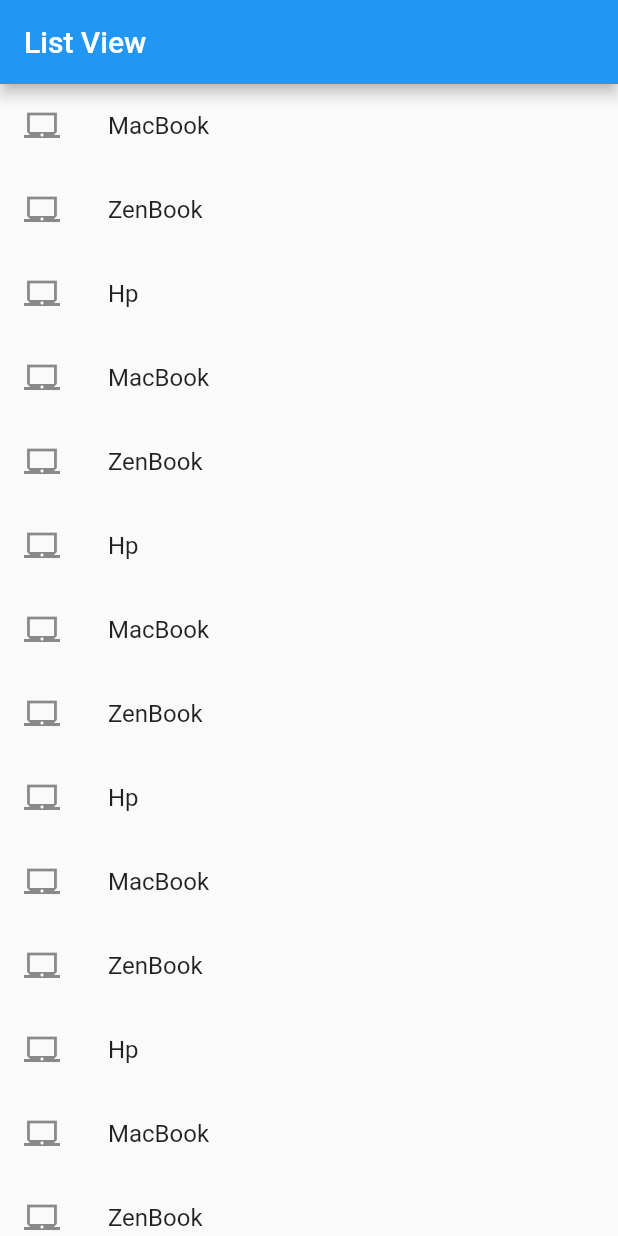
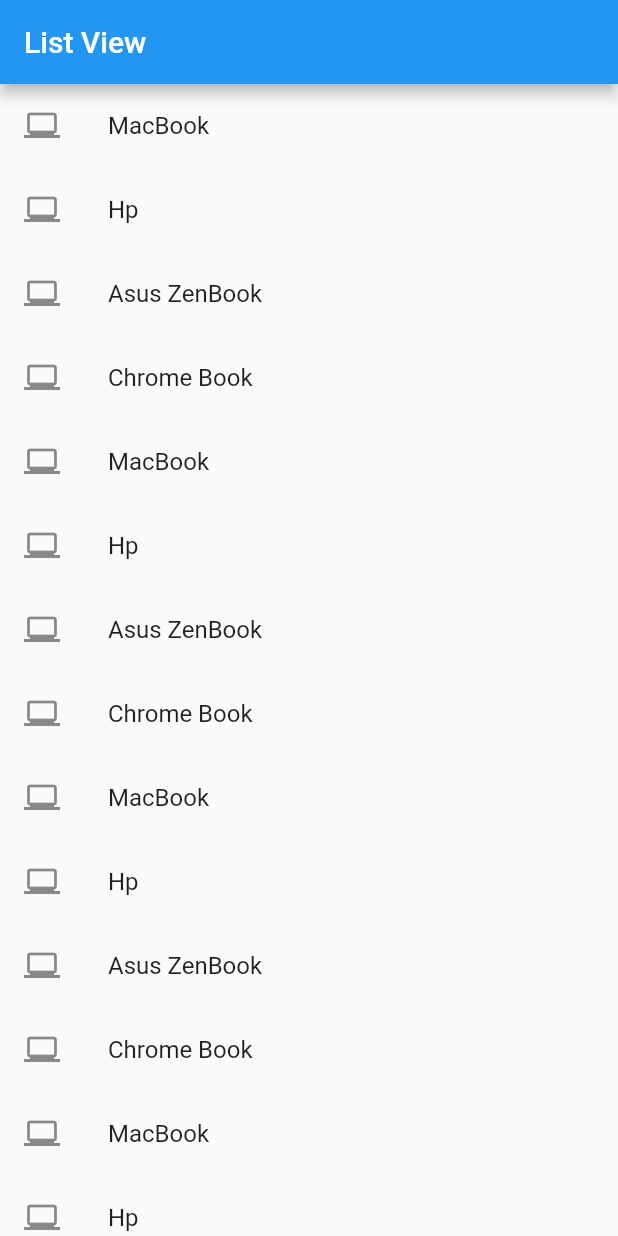
Before and after one commit to HeinnWaiHtet/flutter_first_app, a Flutter app: the screen it shows after launch, on a phone screen of 412 x 824 dp. Run offline on Flutter 3.47's test engine with Material 2 defaults, Android fonts, the phone set to English and light mode, and no system bars.

Commit message:
adding listview.builder widget and parting listview widget

```diff
--- /dev/null
+++ b/lib/listview_widget.dart
@@ -0,0 +1,52 @@
+import 'package:flutter/material.dart';
+class MyApp extends StatefulWidget{
+  const MyApp({Key? key}) : super(key: key);
+
+  @override
+  MyAppState createState() {
+    return MyAppState();
+  }
+}
+
+class MyAppState extends State<MyApp>{
+  @override
+  // ignore: avoid_renaming_method_parameters
+  Widget build(BuildContext buildContext){
+    return MaterialApp(
+      debugShowCheckedModeBanner: false,
+      title: "Flutter State Full Widget",
+      home: Scaffold(
+        appBar: AppBar(
+          title: const Text('List View'),),
+          body: const ListData(),
+      ),
+    );
+  }
+}
+
+class ListData extends StatelessWidget{
+  const ListData({Key? key}) : super(key: key);
+
+  @override
+  Widget build(BuildContext context){
+    return ListView(
+      children: const [
+        ListTile(title: Text('MacBook'),leading: Icon(Icons.laptop_mac_sharp),focusColor: Colors.green,),
+        ListTile(title: Text('ZenBook'),leading: Icon(Icons.laptop_mac_sharp),hoverColor: Colors.red,),
+        ListTile(title: Text('Hp'),leading: Icon(Icons.laptop_mac_sharp)),
+        ListTile(title: Text('MacBook'),leading: Icon(Icons.laptop_mac_sharp),focusColor: Colors.green,),
+        ListTile(title: Text('ZenBook'),leading: Icon(Icons.laptop_mac_sharp),hoverColor: Colors.red,),
+        ListTile(title: Text('Hp'),leading: Icon(Icons.laptop_mac_sharp)),
+        ListTile(title: Text('MacBook'),leading: Icon(Icons.laptop_mac_sharp),focusColor: Colors.green,),
+        ListTile(title: Text('ZenBook'),leading: Icon(Icons.laptop_mac_sharp),hoverColor: Colors.red,),
+        ListTile(title: Text('Hp'),leading: Icon(Icons.laptop_mac_sharp)),
+        ListTile(title: Text('MacBook'),leading: Icon(Icons.laptop_mac_sharp),focusColor: Colors.green,),
+        ListTile(title: Text('ZenBook'),leading: Icon(Icons.laptop_mac_sharp),hoverColor: Colors.red,),
+        ListTile(title: Text('Hp'),leading: Icon(Icons.laptop_mac_sharp)),
+        ListTile(title: Text('MacBook'),leading: Icon(Icons.laptop_mac_sharp),focusColor: Colors.green,),
+        ListTile(title: Text('ZenBook'),leading: Icon(Icons.laptop_mac_sharp),hoverColor: Colors.red,),
+        ListTile(title: Text('Hp'),leading: Icon(Icons.laptop_mac_sharp)),
+      ],
+    );
+  }
+}
--- a/lib/main.dart
+++ b/lib/main.dart
@@ -34,24 +34,25 @@ class ListData extends StatelessWidget{
 
   @override
   Widget build(BuildContext context){
-    return ListView(
-      children: const [
-        ListTile(title: Text('MacBook'),leading: Icon(Icons.laptop_mac_sharp),focusColor: Colors.green,),
-        ListTile(title: Text('ZenBook'),leading: Icon(Icons.laptop_mac_sharp),hoverColor: Colors.red,),
-        ListTile(title: Text('Hp'),leading: Icon(Icons.laptop_mac_sharp)),
-        ListTile(title: Text('MacBook'),leading: Icon(Icons.laptop_mac_sharp),focusColor: Colors.green,),
-        ListTile(title: Text('ZenBook'),leading: Icon(Icons.laptop_mac_sharp),hoverColor: Colors.red,),
-        ListTile(title: Text('Hp'),leading: Icon(Icons.laptop_mac_sharp)),
-        ListTile(title: Text('MacBook'),leading: Icon(Icons.laptop_mac_sharp),focusColor: Colors.green,),
-        ListTile(title: Text('ZenBook'),leading: Icon(Icons.laptop_mac_sharp),hoverColor: Colors.red,),
-        ListTile(title: Text('Hp'),leading: Icon(Icons.laptop_mac_sharp)),
-        ListTile(title: Text('MacBook'),leading: Icon(Icons.laptop_mac_sharp),focusColor: Colors.green,),
-        ListTile(title: Text('ZenBook'),leading: Icon(Icons.laptop_mac_sharp),hoverColor: Colors.red,),
-        ListTile(title: Text('Hp'),leading: Icon(Icons.laptop_mac_sharp)),
-        ListTile(title: Text('MacBook'),leading: Icon(Icons.laptop_mac_sharp),focusColor: Colors.green,),
-        ListTile(title: Text('ZenBook'),leading: Icon(Icons.laptop_mac_sharp),hoverColor: Colors.red,),
-        ListTile(title: Text('Hp'),leading: Icon(Icons.laptop_mac_sharp)),
-      ],
-    );
+    List laptopList = [
+      'MacBook',
+      'Hp',
+      'Asus ZenBook',
+      'Chrome Book',
+      'MacBook',
+      'Hp',
+      'Asus ZenBook',
+      'Chrome Book',
+      'MacBook',
+      'Hp',
+      'Asus ZenBook',
+      'Chrome Book',
+      'MacBook',
+      'Hp',
+      'Asus ZenBook',
+      'Chrome Book',];
+    return ListView.builder(itemCount: laptopList.length,itemBuilder: (context, index){
+      return ListTile(title: Text('${laptopList[index]}',),leading: const Icon(Icons.laptop_windows),);
+    });
   }
 }
```
